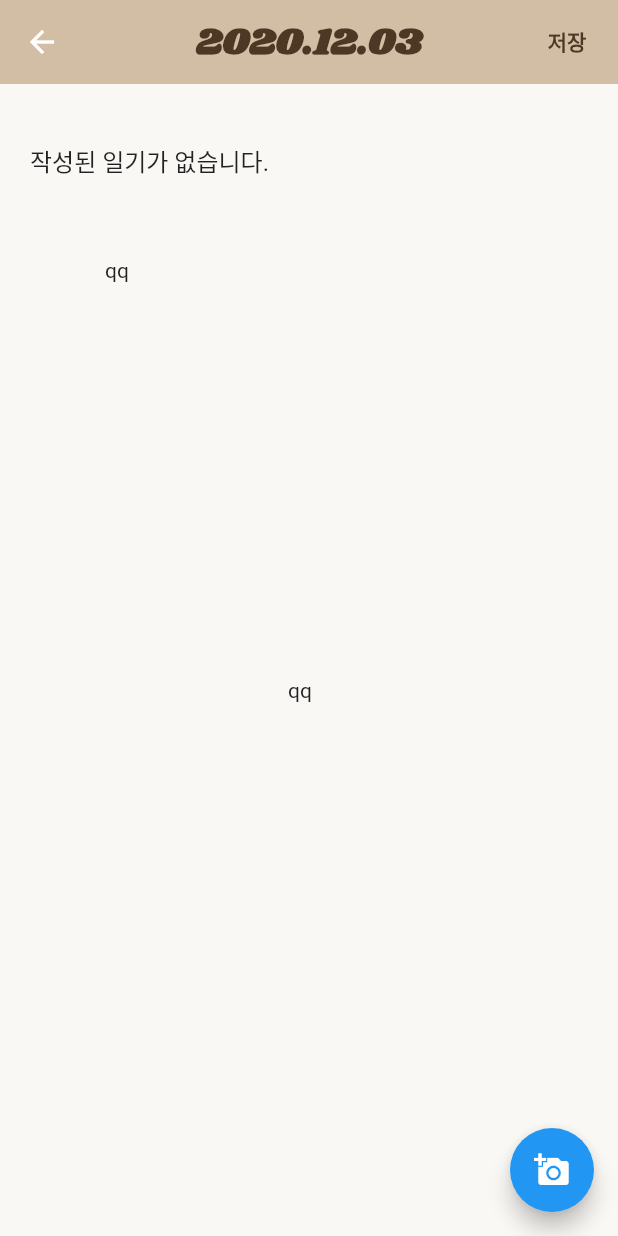
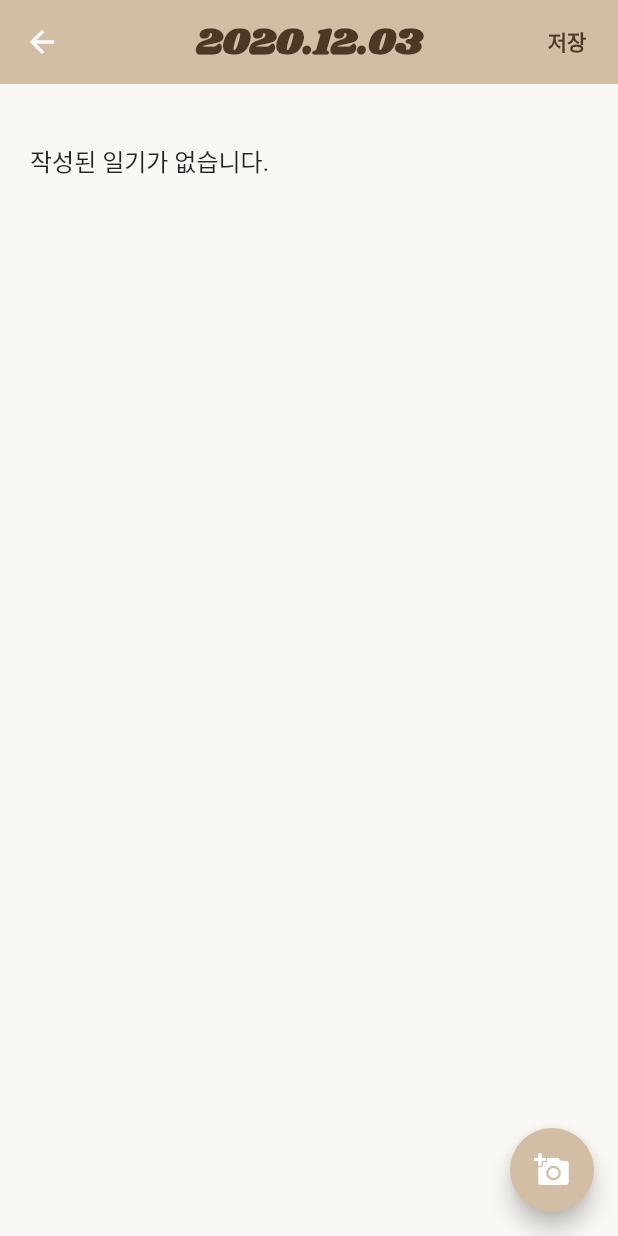
Before and after one commit to jwjin95/SW_project, a Flutter app: the todaydiaryView screen opened directly, on a phone screen of 412 x 824 dp. Run offline on Flutter 3.47's test engine with Material 2 defaults, Android fonts, the phone set to English and light mode, and no system bars; our stand-ins replace bubble, date_format, flutter_calendar_carousel, flutter_local_notifications, google_fonts, image_picker and 2 more; missing offline and left inert: speech_bubble; accounts and stored records are empty; Roboto replaces fonts that are missing (Shrikhand-Regular).

Commit message:
floating button color

```diff
--- a/lib/diary.dart
+++ b/lib/diary.dart
@@ -131,13 +131,12 @@ class viewerState extends State<todaydiaryView> {
                 width:300,
                 height: 300,
                 padding: EdgeInsets.all(20),
-                child : CalendarPage2State.image_list[date] == null ? Text("qq") : Image.file(File(CalendarPage2State.image_list[date].path)),
+                child : CalendarPage2State.image_list[date] == null ? null : Image.file(File(CalendarPage2State.image_list[date].path)),
               ),
-              CalendarPage2State.image_list[date] == null ? Text("qq") : Image.file(File(CalendarPage2State.image_list[date].path)),
             ],
           )
       ),
-      floatingActionButton: _buildFloatingActionButton(),
+      floatingActionButton: _buildFloatingActionButton(Color(curThema.getThemaList()['어플상하단색'])),
     );
   }
 
@@ -162,10 +161,10 @@ class viewerState extends State<todaydiaryView> {
       },
     );
   }
-  Widget _buildFloatingActionButton() {
+  Widget _buildFloatingActionButton(Color color) {
     return FloatingActionButton(
       child: Icon(Icons.add_a_photo),
-      backgroundColor: Colors.blue,
+      backgroundColor: color,
       onPressed: () {
         _getImage();
       },
--- a/lib/main_diary.dart
+++ b/lib/main_diary.dart
@@ -76,7 +76,7 @@ class writePage extends StatelessWidget {
           ),
           MyButton(
             text: Text(
-              '오늘의 일기 조회',
+              '오늘의 일기 조회 / 사진 첨부',
               style: optionStyle,
             ),
             radius: 4.0,
```
